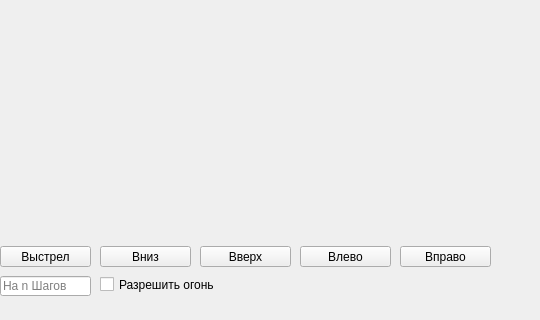
Before: the Qt Designer form qt/app.ui in RoboGradeIndustriesTeam/HomingTurret, drawn with Qt 5; both pictures show x 0 to 540 and y 234 to 554 of the 651 by 554 pixel window.
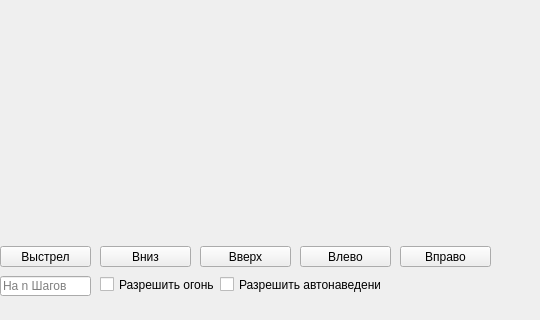
After: the same form once the commit is applied.

The edit to the form file:
```diff
--- a/qt/app.ui
+++ b/qt/app.ui
@@ -118,6 +118,19 @@
      <string>Разрешить огонь</string>
     </property>
    </widget>
+   <widget class="QCheckBox" name="auto_2">
+    <property name="geometry">
+     <rect>
+      <x>220</x>
+      <y>510</y>
+      <width>161</width>
+      <height>17</height>
+     </rect>
+    </property>
+    <property name="text">
+     <string>Разрешить автонаведение</string>
+    </property>
+   </widget>
   </widget>
   <widget class="QMenuBar" name="menubar">
    <property name="geometry">
```
Left out of the diff: 2 changed lines with no effect on the pictures.
